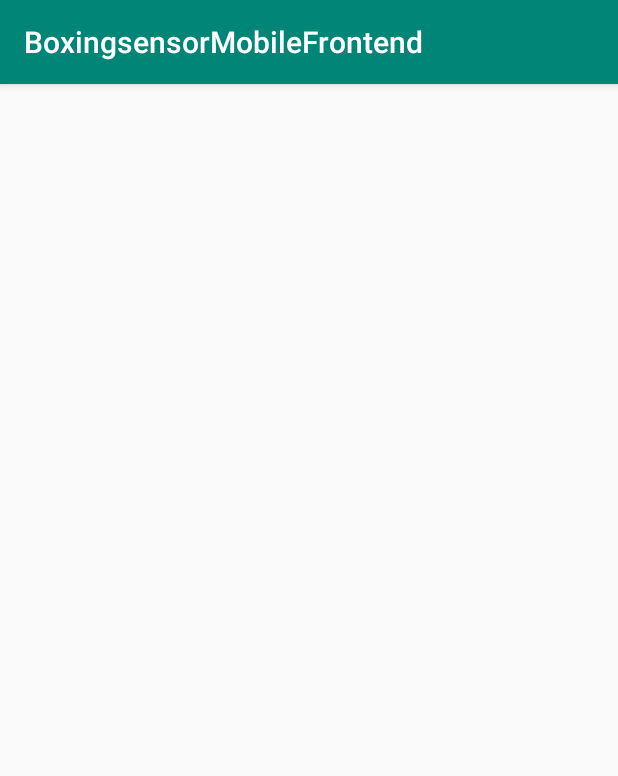
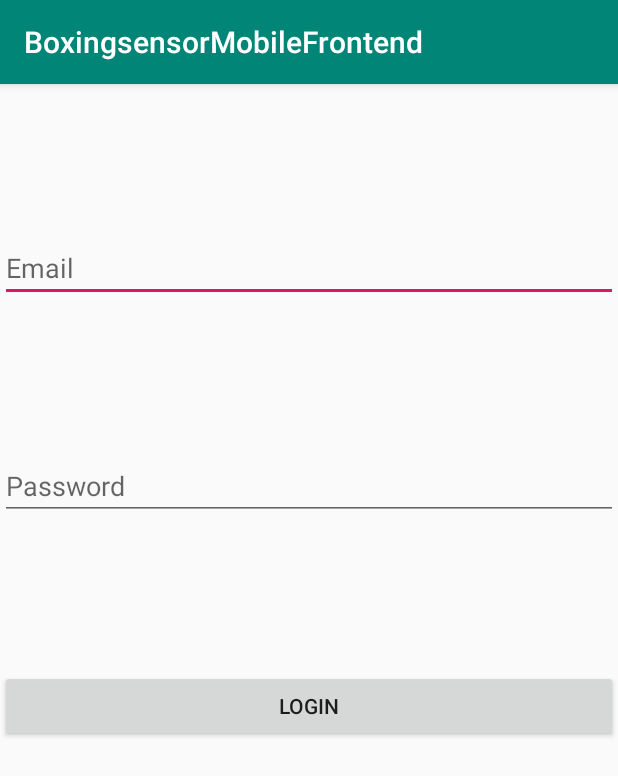
Before and after one commit to Gianni2U/BoxingSensorMobileFrontend, an Android app: the LoginActivity screen opened directly, with no data from a screen before it, on a phone screen of 412 x 824 dp. Shown: the top 776 px of the screen. Run offline under Robolectric (Android 15) with nearby library versions, the phone set to English and light mode, and no system bars; our stand-ins replace Firebase (no records; nobody signed in at launch, a user with empty details on screens opened directly).

Commit message:
Added login functionality, also updates firebase auth

```diff
--- a/app/src/main/AndroidManifest.xml
+++ b/app/src/main/AndroidManifest.xml
@@ -9,9 +9,10 @@
         android:roundIcon="@mipmap/ic_launcher_round"
         android:supportsRtl="true"
         android:theme="@style/AppTheme">
-        <activity android:name=".LoginActivity"></activity>
+        <activity android:name=".MainActivity"></activity>
+        <activity android:name=".LoginActivity" />
         <activity android:name=".RegisterActivity" />
-        <activity android:name=".MainActivity">
+        <activity android:name=".StartActivity">
             <intent-filter>
                 <action android:name="android.intent.action.MAIN" />
 
--- a/app/src/main/java/com/gianni/boxingsensormobilefrontend/LoginActivity.java
+++ b/app/src/main/java/com/gianni/boxingsensormobilefrontend/LoginActivity.java
@@ -2,13 +2,57 @@ package com.gianni.boxingsensormobilefrontend;
 
 import androidx.appcompat.app.AppCompatActivity;
 
+import android.content.Intent;
 import android.os.Bundle;
+import android.util.Log;
+import android.view.View;
+import android.widget.Button;
+import android.widget.EditText;
+import android.widget.Toast;
+
+import com.google.android.gms.tasks.OnSuccessListener;
+import com.google.firebase.auth.AuthResult;
+import com.google.firebase.auth.FirebaseAuth;
 
 public class LoginActivity extends AppCompatActivity {
+    private EditText email;
+    private EditText password;
+    private Button login;
+
+    private FirebaseAuth auth;
 
     @Override
     protected void onCreate(Bundle savedInstanceState) {
         super.onCreate(savedInstanceState);
         setContentView(R.layout.activity_login);
+
+        email=findViewById(R.id.email);
+        password=findViewById(R.id.password);
+        login=findViewById(R.id.login);
+
+        auth = FirebaseAuth.getInstance();
+
+        login.setOnClickListener(new View.OnClickListener() {
+            @Override
+            public void onClick(View v) {
+                String txt_email = email.getText().toString();
+                String txt_password = password.getText().toString();
+
+                loginUser(txt_email, txt_password);
+
+            }
+        });
+    }
+
+    private void loginUser(String email, String password) {
+
+        auth.signInWithEmailAndPassword(email, password).addOnSuccessListener(new OnSuccessListener<AuthResult>() {
+            @Override
+            public void onSuccess(AuthResult authResult) {
+                Toast.makeText(LoginActivity.this, "Login succesful!", Toast.LENGTH_SHORT).show();
+                startActivity(new Intent(LoginActivity.this, MainActivity.class));
+                finish();
+            }
+        });
     }
 }
--- a/app/src/main/java/com/gianni/boxingsensormobilefrontend/RegisterActivity.java
+++ b/app/src/main/java/com/gianni/boxingsensormobilefrontend/RegisterActivity.java
@@ -3,6 +3,7 @@ package com.gianni.boxingsensormobilefrontend;
 import androidx.annotation.NonNull;
 import androidx.appcompat.app.AppCompatActivity;
 
+import android.content.Intent;
 import android.os.Bundle;
 import android.text.TextUtils;
 import android.view.View;
@@ -59,6 +60,8 @@ public class RegisterActivity extends AppCompatActivity {
             public void onComplete(@NonNull Task<AuthResult> task) {
                 if (task.isSuccessful()){
                     Toast.makeText(RegisterActivity.this, "User was registered successfully", Toast.LENGTH_SHORT).show();
+                    startActivity(new Intent(RegisterActivity.this, MainActivity.class));
+                    finish();
                 } else {
                     Toast.makeText(RegisterActivity.this, "Registration failed!", Toast.LENGTH_SHORT).show();
                 }
--- a/app/src/main/res/layout/activity_login.xml
+++ b/app/src/main/res/layout/activity_login.xml
@@ -1,9 +1,32 @@
 <?xml version="1.0" encoding="utf-8"?>
-<androidx.constraintlayout.widget.ConstraintLayout xmlns:android="http://schemas.android.com/apk/res/android"
+<RelativeLayout xmlns:android="http://schemas.android.com/apk/res/android"
     xmlns:app="http://schemas.android.com/apk/res-auto"
     xmlns:tools="http://schemas.android.com/tools"
     android:layout_width="match_parent"
     android:layout_height="match_parent"
-    tools:context=".LoginActivity">
+    tools:context=".RegisterActivity">
 
-</androidx.constraintlayout.widget.ConstraintLayout>
+    <EditText
+        android:layout_width="match_parent"
+        android:layout_height="wrap_content"
+        android:hint="Email"
+        android:id="@+id/email"
+        android:layout_marginTop="100dp" />
+    <EditText
+        android:layout_width="match_parent"
+        android:layout_height="wrap_content"
+        android:layout_below="@+id/email"
+        android:hint="Password"
+        android:id="@+id/password"
+        android:layout_marginTop="100dp" />
+
+    <Button
+        android:id="@+id/login"
+        android:layout_width="match_parent"
+        android:layout_height="wrap_content"
+        android:layout_below="@+id/password"
+        android:layout_marginTop="100dp"
+        android:text="LOGIN" />
+
+
+</RelativeLayout>
--- a/app/src/main/res/layout/activity_register.xml
+++ b/app/src/main/res/layout/activity_register.xml
@@ -26,7 +26,7 @@
         android:layout_height="wrap_content"
         android:layout_below="@+id/password"
         android:layout_marginTop="100dp"
-        android:hint="register" />
+        android:text="register" />
 
 
 </RelativeLayout>
```
Also changed, not shown: app/src/main/java/com/gianni/boxingsensormobilefrontend/MainActivity.java (+0 -25 lines), app/src/main/java/com/gianni/boxingsensormobilefrontend/StartActivity.java (added, +39 -0 lines), app/src/main/res/layout/activity_main.xml (+4 -20 lines), app/src/main/res/layout/activity_start.xml (added, +31 -0 lines).
